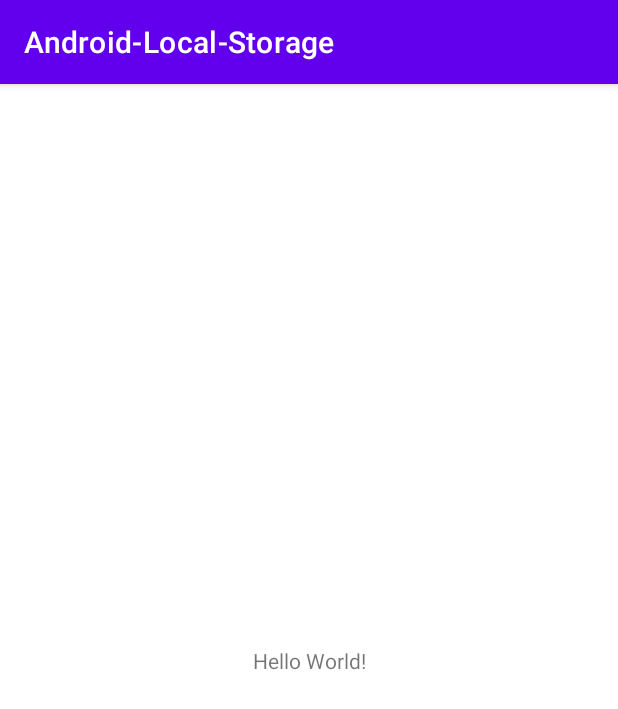
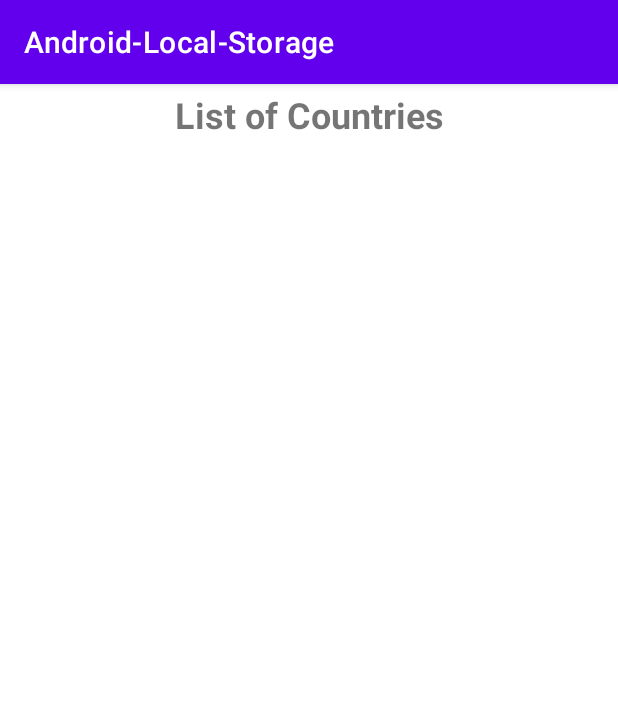
Before and after one commit to ZheniKoleva/Android-Local-Storage, an Android app: the screen it shows after launch (MainActivity), on a phone screen of 412 x 824 dp. Shown: the top 709 px of the screen. Run offline under Robolectric (Android 15) with nearby library versions, the phone set to English and light mode, and no system bars.

Commit message:
retrofit configuration, fragments, nav_graph added

```diff
--- /dev/null
+++ b/app/src/main/java/com/example/android_local_storage/CountriesListFragment.kt
@@ -0,0 +1,45 @@
+package com.example.android_local_storage
+
+import android.os.Bundle
+import androidx.fragment.app.Fragment
+import android.view.LayoutInflater
+import android.view.View
+import android.view.ViewGroup
+import com.example.android_local_storage.databinding.FragmentCountriesListBinding
+
+class CountriesListFragment : Fragment() {
+    private lateinit var binding: FragmentCountriesListBinding
+
+    override fun onCreateView(
+        inflater: LayoutInflater, container: ViewGroup?,
+        savedInstanceState: Bundle?
+    ): View {
+        binding = FragmentCountriesListBinding.inflate(inflater, container, false)
+
+        /*val retrofit = Retrofit.Builder()
+            .baseUrl("https://restcountries.com/v2/")
+            .addConverterFactory(GsonConverterFactory.create())
+            .build()
+
+        val countryService = retrofit.create(CountryService::class.java)
+        val countryRepository = CountryRepository(countryService)  */
+        /*val countryRepository = CountryRepository()
+
+        countryRepository.getCountries()?.enqueue(object : Callback<List<Country>> {
+            override fun onResponse(
+                call: Call<List<Country>>, response: Response<List<Country>>
+            ) {
+                val countries = response.body() ?: return
+                val adapter = CountryAdapter(countries)
+                binding.countriesList.adapter = adapter
+            }
+
+            override fun onFailure(call: Call<List<Country>>, t: Throwable) {
+                Snackbar.make(binding.root, "Failure to load countries", Snackbar.LENGTH_LONG)
+                    .show()
+            }
+        }) */
+
+        return binding.root
+    }
+}
--- a/app/src/main/java/com/example/android_local_storage/MainActivity.kt
+++ b/app/src/main/java/com/example/android_local_storage/MainActivity.kt
@@ -2,10 +2,15 @@ package com.example.android_local_storage
 
 import androidx.appcompat.app.AppCompatActivity
 import android.os.Bundle
+import com.example.android_local_storage.databinding.ActivityMainBinding
 
 class MainActivity : AppCompatActivity() {
+
+    private lateinit var binding: ActivityMainBinding
+
     override fun onCreate(savedInstanceState: Bundle?) {
         super.onCreate(savedInstanceState)
-        setContentView(R.layout.activity_main)
+        binding = ActivityMainBinding.inflate(layoutInflater)
+        setContentView(binding.root)
     }
 }
--- /dev/null
+++ b/app/src/main/res/drawable/image_border.xml
@@ -0,0 +1,6 @@
+<?xml version="1.0" encoding="utf-8"?>
+<shape xmlns:android="http://schemas.android.com/apk/res/android">
+    <stroke
+        android:width="2dp"
+        android:color="#000" />
+</shape>
--- a/app/src/main/res/layout/activity_main.xml
+++ b/app/src/main/res/layout/activity_main.xml
@@ -6,13 +6,15 @@
     android:layout_height="match_parent"
     tools:context=".MainActivity">
 
-    <TextView
-        android:layout_width="wrap_content"
-        android:layout_height="wrap_content"
-        android:text="Hello World!"
+    <androidx.fragment.app.FragmentContainerView
+        android:id="@+id/nav_host_fragment"
+        android:name="androidx.navigation.fragment.NavHostFragment"
+        android:layout_width="match_parent"
+        android:layout_height="match_parent"
+        app:defaultNavHost="true"
         app:layout_constraintBottom_toBottomOf="parent"
         app:layout_constraintEnd_toEndOf="parent"
         app:layout_constraintStart_toStartOf="parent"
-        app:layout_constraintTop_toTopOf="parent" />
+        app:navGraph="@navigation/nav_graph" />
 
 </androidx.constraintlayout.widget.ConstraintLayout>
--- /dev/null
+++ b/app/src/main/res/layout/fragment_countries_list.xml
@@ -0,0 +1,31 @@
+<?xml version="1.0" encoding="utf-8"?>
+<androidx.constraintlayout.widget.ConstraintLayout xmlns:android="http://schemas.android.com/apk/res/android"
+    xmlns:app="http://schemas.android.com/apk/res-auto"
+    android:layout_width="match_parent"
+    android:layout_height="match_parent">
+
+    <TextView
+        android:id="@+id/country_list_title_tv"
+        android:layout_width="wrap_content"
+        android:layout_height="wrap_content"
+        android:layout_margin="4dp"
+        android:text="@string/countries_list_title"
+        android:textSize="24sp"
+        android:textStyle="bold"
+        app:layout_constraintEnd_toEndOf="parent"
+        app:layout_constraintStart_toStartOf="parent"
+        app:layout_constraintTop_toTopOf="parent" />
+
+    <androidx.recyclerview.widget.RecyclerView
+        android:id="@+id/countries_list"
+        android:layout_width="match_parent"
+        android:layout_height="0dp"
+        android:layout_marginTop="16dp"
+        android:paddingTop="4dp"
+        app:layoutManager="androidx.recyclerview.widget.LinearLayoutManager"
+        app:layout_constraintBottom_toBottomOf="parent"
+        app:layout_constraintEnd_toEndOf="parent"
+        app:layout_constraintStart_toStartOf="parent"
+        app:layout_constraintTop_toBottomOf="@id/country_list_title_tv" />
+
+</androidx.constraintlayout.widget.ConstraintLayout>
--- /dev/null
+++ b/app/src/main/res/navigation/nav_graph.xml
@@ -0,0 +1,31 @@
+<?xml version="1.0" encoding="utf-8"?>
+<navigation xmlns:android="http://schemas.android.com/apk/res/android"
+    xmlns:app="http://schemas.android.com/apk/res-auto"
+    android:id="@+id/nav_graph"
+    app:startDestination="@id/countriesListFragment">
+
+    <fragment
+        android:id="@+id/countriesListFragment"
+        android:name="com.example.android_local_storage.CountriesListFragment"
+        android:label="CountriesListFragment">
+        <action
+            android:id="@+id/action_countriesListFragment_to_countryDetailsFragment"
+            app:destination="@id/countryDetailsFragment" />
+    </fragment>
+
+    <fragment
+        android:id="@+id/countryDetailsFragment"
+        android:name="com.example.android_local_storage.CountryDetailsFragment"
+        android:label="CountryDetailsFragment"
+        app:popUpTo="@id/countriesListFragment">
+
+        <argument
+            android:name="countryName"
+            app:argType="string"/>
+
+        <action
+            android:id="@+id/action_countryDetailsFragment_to_countriesListFragment"
+            app:destination="@id/countriesListFragment" />
+    </fragment>
+
+</navigation>
```
Also changed, not shown: app/build.gradle (+19 -0 lines), app/src/main/java/com/example/android_local_storage/CountryDetailsFragment.kt (added, +66 -0 lines), app/src/main/res/layout/country_list_item.xml (added, +59 -0 lines), app/src/main/res/layout/fragment_country_details.xml (added, +131 -0 lines), app/src/main/res/values/strings.xml (+9 -0 lines), build.gradle (+10 -1 lines).
